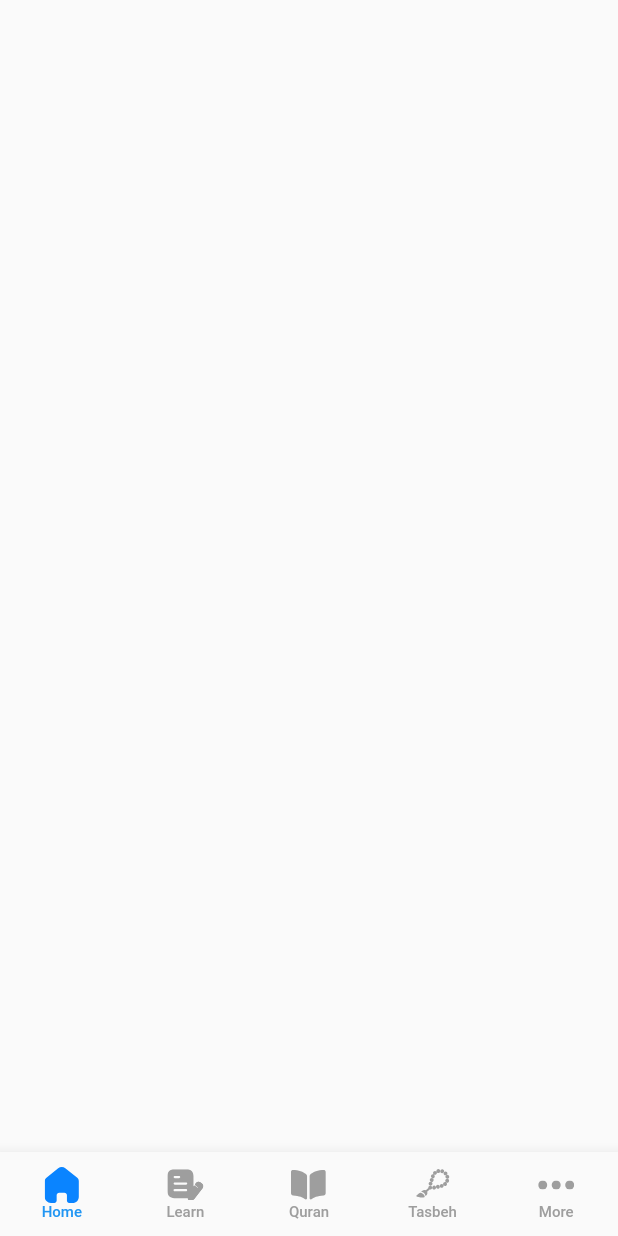
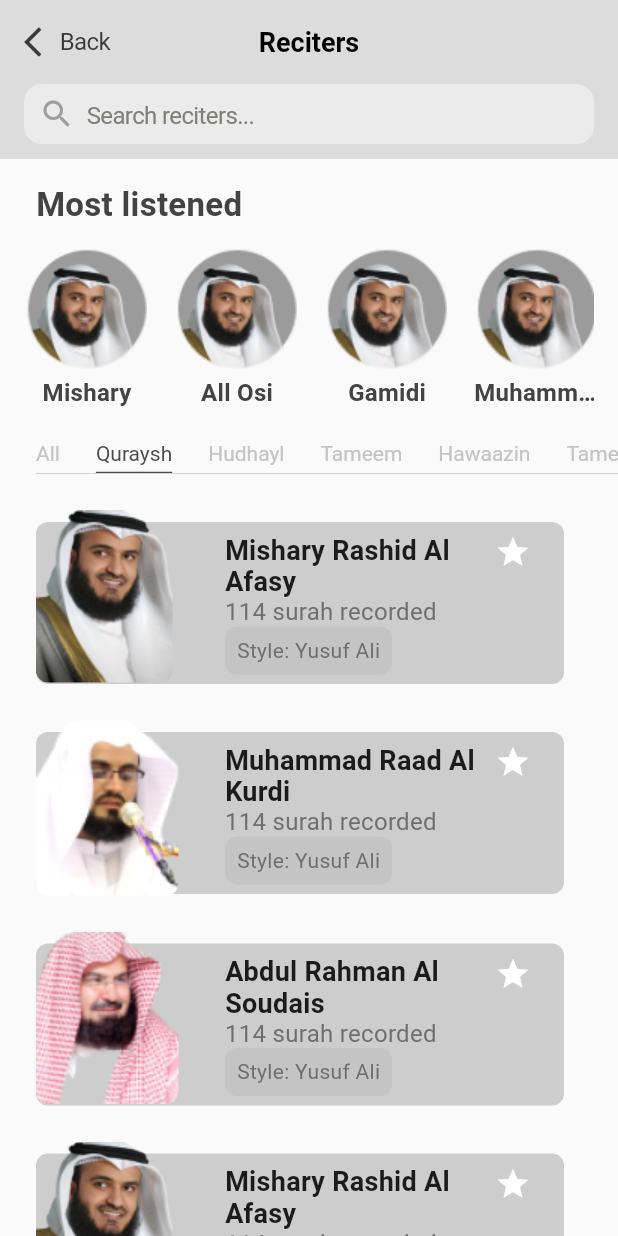
Before and after one commit to IbrohimJamoliddinov/Al-Quron, a Flutter app: the screen it shows after launch, on a phone screen of 412 x 824 dp. Run offline on Flutter 3.47's test engine with Material 2 defaults, Android fonts, the phone set to English and light mode, and no system bars; our stand-ins replace flutter_svg.

Commit message:
create home_screen create title_widget model create qori_title model create nomoz_vaqti

```diff
--- a/lib/main.dart
+++ b/lib/main.dart
@@ -1,4 +1,5 @@
-import 'package:al_quran/src/ui/home/home_screen.dart';
+import 'package:al_quran/src/ui/home/reciters.dart';
+import 'package:al_quran/src/ui/home/setting_time.dart';
 import 'package:al_quran/src/ui/main_screen.dart';
 import 'package:flutter/material.dart';
 import 'package:flutter/widgets.dart';
@@ -8,7 +9,6 @@ void main() {
 }
 
 class MyApp extends StatelessWidget {
-  // This widget is the root of your application.
   @override
   Widget build(BuildContext context) {
     return MaterialApp(
@@ -19,7 +19,7 @@ class MyApp extends StatelessWidget {
         primarySwatch: Colors.blue,
         platform: TargetPlatform.iOS,
       ),
-      home: MainScreen(),
+      home: RecitersScreen(),
     );
   }
 }
--- /dev/null
+++ b/lib/src/models/most_listened.dart
@@ -0,0 +1,9 @@
+class MostListenScreen {
+  String name;
+  String image;
+
+  MostListenScreen({
+    required this.name,
+    required this.image,
+  });
+}
--- /dev/null
+++ b/lib/src/models/tur_model.dart
@@ -0,0 +1,7 @@
+class TurScreen {
+  String name;
+
+  TurScreen({
+    required this.name,
+  });
+}
--- /dev/null
+++ b/lib/src/ui/home/reciters.dart
@@ -0,0 +1,383 @@
+import 'package:al_quran/src/models/most_listened.dart';
+import 'package:al_quran/src/models/qori_title.dart';
+import 'package:al_quran/src/models/tur_model.dart';
+import 'package:al_quran/src/utils/app_theme.dart';
+import 'package:al_quran/src/widgets/title_widget.dart';
+import 'package:flutter/cupertino.dart';
+import 'package:flutter/material.dart';
+
+class RecitersScreen extends StatefulWidget {
+  @override
+  _RecitersScreenState createState() => _RecitersScreenState();
+}
+
+class _RecitersScreenState extends State<RecitersScreen> {
+  int _selektedIndex = 1;
+
+  List<QoriModel> dataProfil = [
+    QoriModel(
+      image: "assets/images/alAfasiy.png",
+      name: "Mishary Rashid Al Afasy",
+      taxallus: "Style: Yusuf Ali",
+    ),
+    QoriModel(
+      image: "assets/images/alKurdi.png",
+      name: "Muhammad Raad Al Kurdi",
+      taxallus: "Style: Yusuf Ali",
+    ),
+    QoriModel(
+      image: "assets/images/alSoudais.png",
+      name: "Abdul Rahman Al Soudais",
+      taxallus: "Style: Yusuf Ali",
+    ),
+    QoriModel(
+      image: "assets/images/alAfasiy.png",
+      name: "Mishary Rashid Al Afasy",
+      taxallus: "Style: Yusuf Ali",
+    ),
+  ];
+
+  List<MostListenScreen> dataListen = [
+    MostListenScreen(
+      name: "Mishary",
+      image: "assets/images/mishary.png",
+    ),
+    MostListenScreen(
+      name: "All Osi",
+      image: "assets/images/mishary.png",
+    ),
+    MostListenScreen(
+      name: "Gamidi",
+      image: "assets/images/mishary.png",
+    ),
+    MostListenScreen(
+      name: "Muhammadiy",
+      image: "assets/images/mishary.png",
+    ),
+    MostListenScreen(
+      name: "Mishary",
+      image: "assets/images/mishary.png",
+    ),
+    MostListenScreen(
+      name: "All Osi",
+      image: "assets/images/mishary.png",
+    ),
+  ];
+
+  List<TurScreen> dataTurlar = [
+    TurScreen(name: "All"),
+    TurScreen(name: "Quraysh"),
+    TurScreen(name: "Hudhayl"),
+    TurScreen(name: "Tameem"),
+    TurScreen(name: "Hawaazin"),
+    TurScreen(name: "Tameem"),
+    TurScreen(name: "Quraysh"),
+  ];
+
+  @override
+  Widget build(BuildContext context) {
+    return Scaffold(
+        appBar: AppBar(
+          leadingWidth: 125,
+          backgroundColor: Color(0xFFDCDCDC),
+          elevation: 0,
+          leading: Row(
+            children: [
+              SizedBox(
+                width: 16,
+              ),
+              Icon(
+                Icons.arrow_back_ios,
+                color: Color(0xFF3A3A3C),
+              ),
+              Text(
+                "Back",
+                style: TextStyle(
+                  color: Color(0xFF3A3A3C),
+                  fontWeight: FontWeight.w400,
+                  fontSize: 16,
+                  letterSpacing: -0.41,
+                ),
+              ),
+            ],
+          ),
+          title: Text(
+            "Reciters",
+            textAlign: TextAlign.center,
+            style: TextStyle(
+              fontSize: 18,
+              fontWeight: FontWeight.w600,
+              color: Colors.black,
+            ),
+          ),
+        ),
+        body: Column(
+          children: [
+            Container(
+              width: MediaQuery.of(context).size.width,
+              color: Color(0xFFDCDCDC),
+              child: Padding(
+                padding:
+                    const EdgeInsets.only(left: 16.0, right: 16, bottom: 10),
+                child: Container(
+                  height: 40,
+                  width: 300,
+                  padding: EdgeInsets.symmetric(horizontal: 10),
+                  decoration: BoxDecoration(
+                    borderRadius: BorderRadius.circular(12),
+                    color: Color(0xFFEBEBEB),
+                  ),
+                  child: Row(
+                    children: [
+                      SizedBox(
+                        height: 8,
+                      ),
+                      Icon(
+                        Icons.search,
+                        size: 24,
+                        color: Colors.grey,
+                      ),
+                      SizedBox(
+                        width: 8,
+                      ),
+                      Container(
+                        width: 120,
+                        child: TextField(
+                          autofocus: false,
+                          decoration: InputDecoration(
+                            border: InputBorder.none,
+                            focusedBorder: InputBorder.none,
+                            enabledBorder: InputBorder.none,
+                            errorBorder: InputBorder.none,
+                            disabledBorder: InputBorder.none,
+                            hintText: "Search reciters...",
+                            hintStyle: TextStyle(
+                              fontWeight: FontWeight.w400,
+                              fontSize: 16,
+                              letterSpacing: -0.41,
+                              color: Color(0xFF808078),
+                            ),
+                          ),
+                        ),
+                      ),
+                    ],
+                  ),
+                ),
+              ),
+            ),
+            Expanded(
+              child: ListView(
+                children: [
+                  TitleWidget(
+                    leftSize: 22,
+                    colorLeft: AppTheme.dark,
+                    textLeft: "Most listened",
+                    margin: EdgeInsets.only(
+                      right: 24,
+                      left: 24,
+                      top: 18,
+                    ),
+                  ),
+                  Container(
+                    margin: EdgeInsets.all(16),
+                    height: 112,
+                    width: MediaQuery.of(context).size.width,
+                    child: ListView.builder(
+                      scrollDirection: Axis.horizontal,
+                      itemCount: dataListen.length,
+                      itemBuilder: (context, index) {
+                        return Container(
+                          height: 108,
+                          width: 84,
+                          margin: EdgeInsets.only(right: 16),
+                          child: Column(
+                            children: [
+                              Image.asset(
+                                dataListen[index].image,
+                              ),
+                              SizedBox(
+                                height: 6,
+                              ),
+                              Text(
+                                dataListen[index].name,
+                                style: TextStyle(
+                                  color: AppTheme.dark,
+                                  fontSize: 16,
+                                  fontWeight: FontWeight.w600,
+                                  letterSpacing: 0.2,
+                                ),
+                                overflow: TextOverflow.ellipsis,
+                              )
+                            ],
+                          ),
+                        );
+                      },
+                    ),
+                  ),
+                  Container(
+                    margin: EdgeInsets.only(left: 24),
+                    height: 22,
+                    decoration: BoxDecoration(
+                      border: Border(
+                        bottom: BorderSide(
+                          color: Color(0xFFC4C4C4),
+                          width: 0.5,
+                        ),
+                      ),
+                    ),
+                    child: ListView.builder(
+                      itemCount: dataTurlar.length,
+                      scrollDirection: Axis.horizontal,
+                      itemBuilder: (context, turlar) {
+                        return GestureDetector(
+                          onTap: () {
+                            setState(() {
+                              _selektedIndex = turlar;
+                            });
+                          },
+                          child: Container(
+                            margin: EdgeInsets.only(right: 24),
+                            padding: EdgeInsets.only(bottom: 2),
+                            decoration: BoxDecoration(
+                                border: Border(
+                                    bottom: BorderSide(
+                              color: _selektedIndex == turlar
+                                  ? Color(0xFF4B4B4B)
+                                  : Colors.transparent,
+                              width: 1,
+                            ))),
+                            child: Text(
+                              dataTurlar[turlar].name,
+                              style: TextStyle(
+                                fontSize: 14,
+                                fontWeight: FontWeight.w400,
+                                color: _selektedIndex == turlar
+                                    ? Color(0xFF4B4B4B)
+                                    : Color(0xFFC4C4C4),
+                              ),
+                            ),
+                          ),
+                        );
+                      },
+                    ),
+                  ),
+                  Container(
+                    width: MediaQuery.of(context).size.width,
+                    child: ListView.builder(
+                        shrinkWrap: true,
+                        physics: NeverScrollableScrollPhysics(),
+                        padding: EdgeInsets.symmetric(horizontal: 24),
+                        itemCount: 4,
+                        itemBuilder: (context, value) {
+                          return Container(
+                            margin: EdgeInsets.only(right: 12, top: 8),
+                            child: Stack(
+                              children: [
+                                Container(
+                                  margin: EdgeInsets.only(top: 24),
+                                  padding: EdgeInsets.only(top: 8),
+                                  height: 108,
+                                  width: MediaQuery.of(context).size.width,
+                                  decoration: BoxDecoration(
+                                    borderRadius: BorderRadius.circular(8),
+                                    color: Color(0xFFCDCDCD),
+                                  ),
+                                  child: Row(
+                                    // crossAxisAlignment: CrossAxisAlignment.start,
+                                    // mainAxisAlignment: MainAxisAlignment.spaceAround,
+                                    children: [
+                                      Spacer(),
+                                      Container(
+                                        width: 210,
+                                        child: Column(
+                                          crossAxisAlignment:
+                                              CrossAxisAlignment.start,
+                                          mainAxisAlignment:
+                                              MainAxisAlignment.spaceAround,
+                                          children: [
+                                            Row(
+                                              children: [
+                                                Container(
+                                                  child: Text(
+                                                    dataProfil[value].name,
+                                                    maxLines: 2,
+                                                    style: TextStyle(
+                                                      fontWeight:
+                                                          FontWeight.w600,
+                                                      fontSize: 18,
+                                                      letterSpacing: 0.2,
+                                                    ),
+                                                  ),
+                                                  width: 180,
+                                                ),
+                                                Icon(
+                                                  Icons.star,
+                                                  color: Colors.white,
+                                                  size: 24,
+                                                ),
+                                              ],
+                                              crossAxisAlignment:
+                                                  CrossAxisAlignment.start,
+                                            ),
+                                            Text(
+                                              "114 surah recorded",
+                                              textAlign: TextAlign.right,
+                                              style: TextStyle(
+                                                fontWeight: FontWeight.w400,
+                                                fontSize: 16,
+                                                letterSpacing: 0.2,
+                                                color: Color(0xFF6F6F6F),
+                                              ),
+                                            ),
+                                            Container(
+                                              padding: EdgeInsets.all(8),
+                                              decoration: BoxDecoration(
+                                                borderRadius:
+                                                    BorderRadius.circular(8),
+                                                color: AppTheme.bgColorToo,
+                                              ),
+                                              child: Text(
+                                                "Style: Yusuf Ali",
+                                                style: TextStyle(
+                                                  color: Color(0xFF6F6F6F),
+                                                  fontSize: 14,
+                                                  letterSpacing: 0.2,
+                                                  fontWeight: FontWeight.w400,
+                                                ),
+                                              ),
+                                            ),
+                                            SizedBox(
+                                              height: 6,
+                                            ),
+                                          ],
+                                        ),
+                                      ),
+                                      SizedBox(
+                                        width: 16,
+                                      ),
+                                    ],
+                                  ),
+                                ),
+                                Container(
+                                  child: ClipRRect(
+                                    borderRadius: BorderRadius.circular(8.0),
+                                    child: Image.asset(
+                                      dataProfil[value].image,
+                                    ),
+                                  ),
+                                  margin: EdgeInsets.only(
+                                    top: 16,
+                                  ),
+                                ),
+                              ],
+                            ),
+                          );
+                        }),
+                  ),
+                ],
+              ),
+            ),
+          ],
+        ));
+  }
+}
```
Also changed, not shown: lib/src/models/athan_model.dart (added, +9 -0 lines), lib/src/ui/home/setting_time.dart (added, +261 -0 lines), assets/icons/chevronLeft.svg (added), assets/icons/speakerSlash.svg (added), assets/icons/speakerWave.svg (added), assets/icons/speakerWave2.svg (added), assets/icons/speakerZzz.svg (added), assets/images/mishary.png (added).
